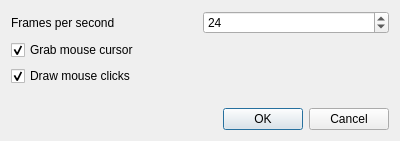
Above: src/recorder/settings.ui from igormironchik/gif-tools before the change. Below: the same form after it.
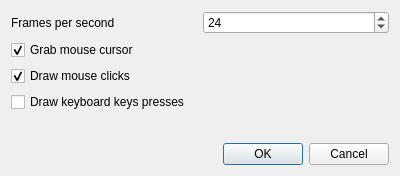
That is the form after the change.

Commit message: Implement drawing of keys presses under X11.

The edit to the form file:
```diff
--- a/src/recorder/settings.ui
+++ b/src/recorder/settings.ui
@@ -11,7 +11,7 @@
     <x>0</x>
     <y>0</y>
     <width>400</width>
-    <height>141</height>
+    <height>176</height>
    </rect>
   </property>
   <property name="windowTitle">
@@ -62,6 +62,13 @@
      </property>
     </widget>
    </item>
+   <item>
+    <widget class="QCheckBox" name="m_key">
+     <property name="text">
+      <string>Draw keyboard keys presses</string>
+     </property>
+    </widget>
+   </item>
    <item>
     <spacer name="verticalSpacer">
      <property name="orientation">
```
Left out of the diff: 6 changed lines with no effect on the pictures. The commit also changes 6 other files.
